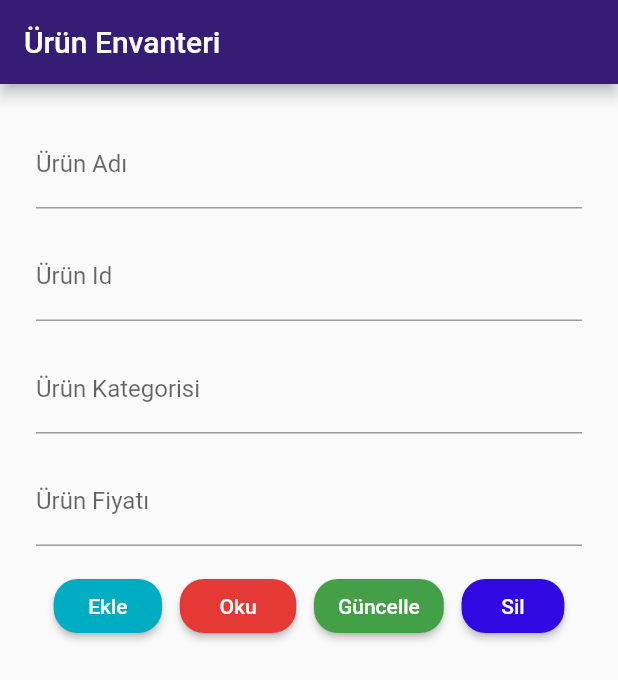
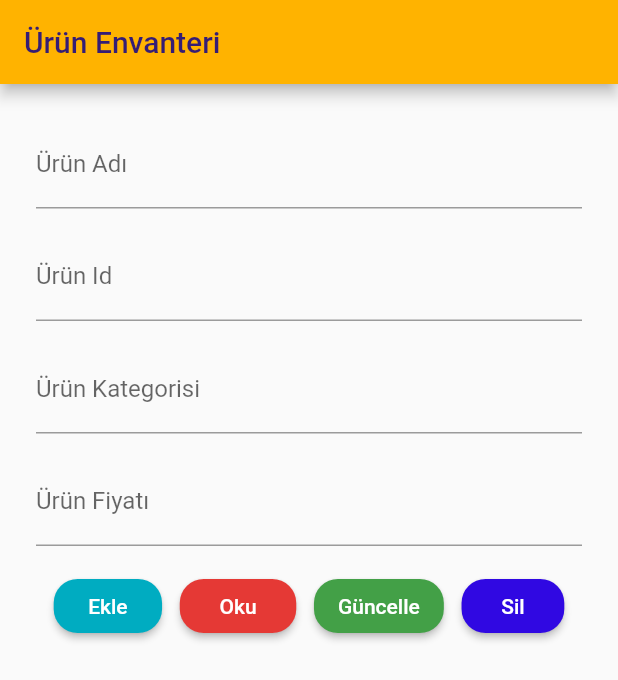
Before and after one commit to egetelli/flutter_application_2, a Flutter app: the screen it shows after launch, on a phone screen of 412 x 824 dp. Shown: the top 680 px of the screen. Run offline on Flutter 3.47's test engine with Material 2 defaults, Android fonts, the phone set to English and light mode, and no system bars; our stand-ins replace cloud_firestore, firebase_core; accounts and stored records are empty.

Commit message:
text color and padding

```diff
--- a/lib/main.dart
+++ b/lib/main.dart
@@ -124,8 +124,11 @@ class _MyAppState extends State<MyApp> {
         FirebaseFirestore.instance.collection('UrunlerFlutter').snapshots();
     return Scaffold(
       appBar: AppBar(
-        title: Text("Ürün Envanteri"),
-        backgroundColor: Color.fromARGB(255, 53, 29, 117),
+        title: Text(
+          "Ürün Envanteri",
+          style: TextStyle(color: Color.fromARGB(255, 53, 29, 117)),
+        ),
+        backgroundColor: Colors.amber[600],
       ),
       body: SingleChildScrollView(
         child: Padding(
```
